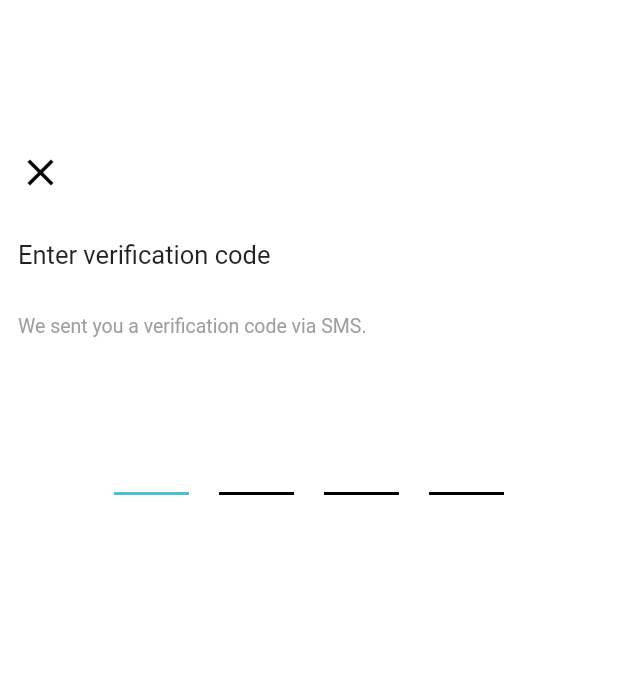
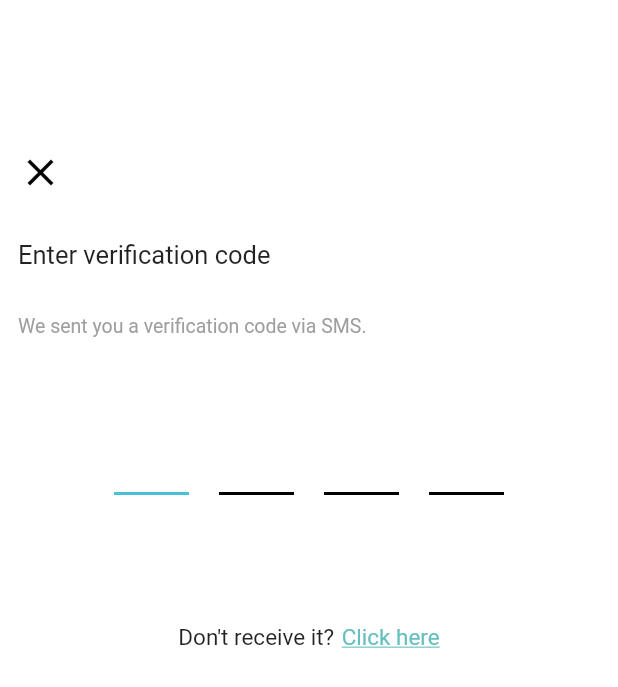
Before and after one commit to Ardhra-Vibin/souckchic, a Flutter app: the Verification screen opened directly, on a phone screen of 412 x 824 dp. Shown: the top 687 px of the screen. Run offline on Flutter 3.47's test engine with Material 2 defaults, Android fonts, the phone set to English and light mode, and no system bars; drawn by our look-alikes of pin_code_fields; our stand-ins replace carousel_slider; network calls fail.

```diff
--- a/lib/Views/Login/signUpScreen.dart
+++ b/lib/Views/Login/signUpScreen.dart
@@ -1,5 +1,5 @@
 import 'package:flutter/material.dart';
-import 'package:soukchic/Views/Login/addMobileNumber.dart';
+import 'package:soukchic/Views/Login/mobileNumberScreen.dart';
 import 'package:soukchic/Views/widgets.dart';
 
 class SignUp extends StatefulWidget {
@@ -96,7 +96,7 @@ class _SignUpState extends State<SignUp> {
                 MaterialButton(
                     onPressed: (){
                       Navigator.push(context, MaterialPageRoute(
-                          builder: (context) => AddNumber()));
+                          builder: (context) => AddNumberPage()));
                     },
                   height: 45,
                   minWidth: MediaQuery.of(context).size.width-30,
--- a/lib/Views/Login/verification.dart
+++ b/lib/Views/Login/verificationScreen.dart
@@ -1,5 +1,6 @@
 import 'package:flutter/material.dart';
 import 'package:pin_code_fields/pin_code_fields.dart';
+import 'package:soukchic/Views/Login/loadingScreen.dart';
 
 import '../widgets.dart';
 
@@ -59,10 +60,21 @@ class _VerificationState extends State<Verification> {
                     setState(() {
                       currentText = value;
                     });
+                    currentText.length == 4?Navigator.pushReplacement(context,MaterialPageRoute(builder: (context) => LoadingPage())):" ";
                   },
                 ),
               ),
             ),
+            SizedBox(height: 70,),
+            Row(
+              mainAxisAlignment: MainAxisAlignment.center,
+              children: [
+                Text("Don't receive it?",style: f15,),
+                SizedBox(width: 5,),
+                Text("Click here",style: f15T,)
+              ],
+            )
+
           ],
         ),
       ),
--- a/lib/Views/widgets.dart
+++ b/lib/Views/widgets.dart
@@ -25,6 +25,11 @@ BoxDecoration dec1 = BoxDecoration(
 TextStyle f17 = TextStyle(
   fontSize: 17,
   fontWeight: FontWeight.w400
+);
+TextStyle f17wB = TextStyle(
+  color: Colors.white,
+  fontWeight: FontWeight.w500,
+  fontSize: 17
 );
 TextStyle f16B = TextStyle(
   fontSize: 16,
--- a/pubspec.yaml
+++ b/pubspec.yaml
@@ -55,6 +55,10 @@ flutter:
    - assets/images/search.png
    - assets/images/india.png
    - assets/images/uae.png
+   - assets/images/loading.png
+   - assets/images/load.gif
+   - assets/images/loading-icegif-1.gif
+
 
   # An image asset can refer to one or more resolution-specific "variants", see
   # https://flutter.dev/assets-and-images/#resolution-aware.
```
Also changed, not shown: lib/Views/Home/homeScreen.dart (added, +12 -0 lines), lib/Views/Login/loadingScreen.dart (added, +44 -0 lines), lib/Views/Login/mobileNumberScreen.dart (renamed from lib/Views/Login/addMobileNumber.dart, +14 -5 lines), assets/images/load.gif (added), assets/images/loading-icegif-1.gif (added), assets/images/loading.png (added), pubspec.lock.
